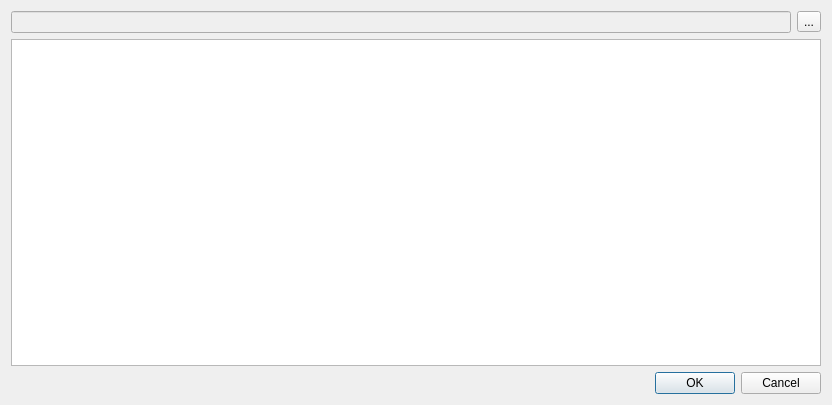
Qt form src/dialogs/importmbcdialog.ui (ModbusScope/ModbusScope) before a commit.
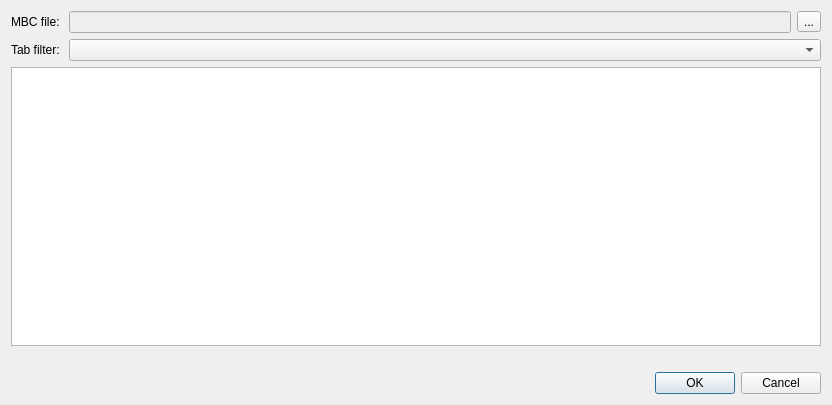
The same form after that commit.

Commit message: Show selected register count

Patch:
```diff
--- a/src/dialogs/importmbcdialog.ui
+++ b/src/dialogs/importmbcdialog.ui
@@ -15,6 +15,15 @@
   </property>
   <layout class="QVBoxLayout" name="verticalLayout">
    <item>
+    <layout class="QFormLayout" name="formLayout_2">
+     <item row="0" column="0">
+      <widget class="QLabel" name="label">
+       <property name="text">
+        <string>MBC file: </string>
+       </property>
+      </widget>
+     </item>
+     <item row="0" column="1">
     <layout class="QHBoxLayout" name="horizontalLayout_2">
      <item>
       <widget class="QLineEdit" name="lineMbcfile">
@@ -38,9 +47,34 @@
      </item>
     </layout>
    </item>
+     <item row="1" column="0">
+      <widget class="QLabel" name="label_2">
+       <property name="text">
+        <string>Tab filter: </string>
+       </property>
+      </widget>
+     </item>
+     <item row="1" column="1">
+      <widget class="QComboBox" name="comboBox"/>
+     </item>
+    </layout>
+   </item>
    <item>
     <widget class="QTableWidget" name="tblMbcRegisters"/>
    </item>
+   <item>
+    <widget class="QLabel" name="lblSelectedCount">
+     <property name="font">
+      <font>
+       <weight>75</weight>
+       <bold>true</bold>
+      </font>
+     </property>
+     <property name="text">
+      <string/>
+     </property>
+    </widget>
+   </item>
    <item>
     <widget class="QDialogButtonBox" name="buttonBox">
      <property name="orientation">
```
Lines whose indentation alone changed are shown as unchanged. The commit also changes 1 other file.
